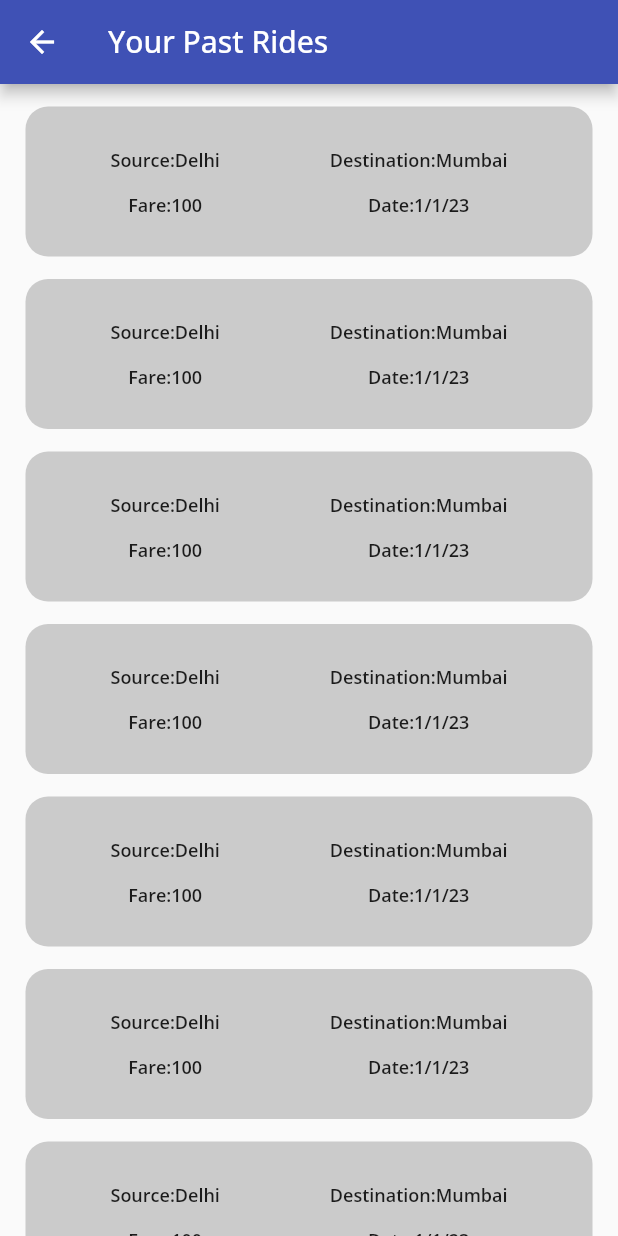
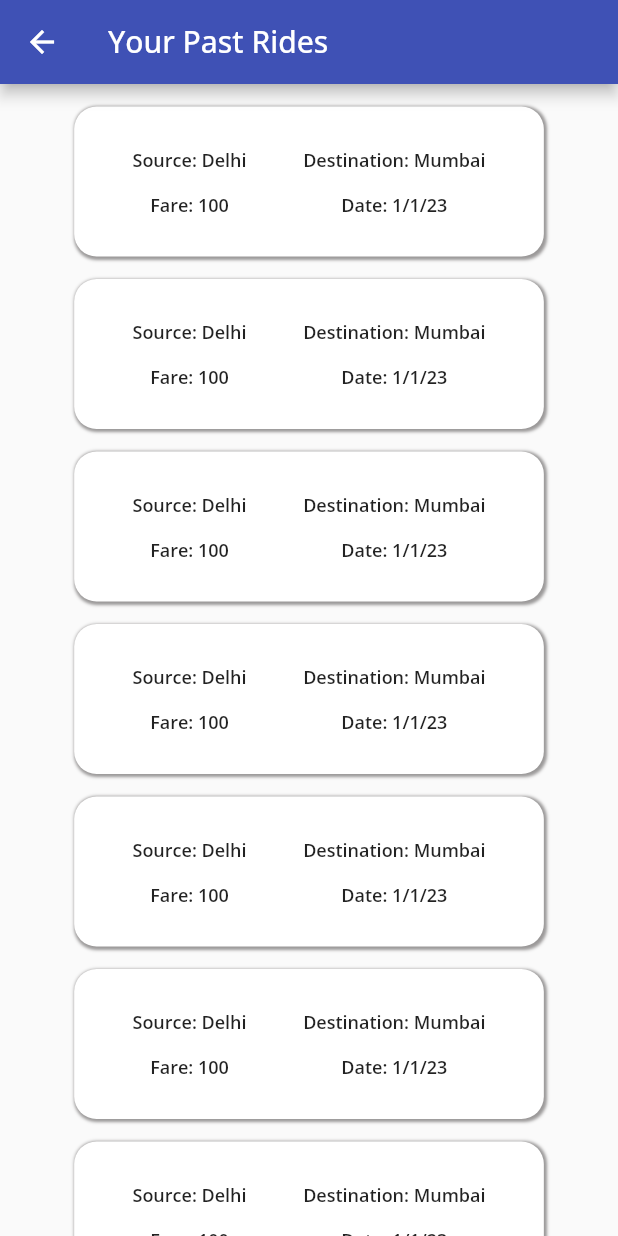
Before and after one commit to ashu3103/D-Ola-New, a Flutter app: the PastRides screen opened directly, on a phone screen of 412 x 824 dp. Run offline on Flutter 3.47's test engine with Material 2 defaults, Android fonts, the phone set to English and light mode, and no system bars; our stand-ins replace dio, firebase_auth, firebase_core, flutter_custom_clippers, flutter_dotenv, flutter_rating_bar and 4 more; missing offline and left inert: flutter_mapbox_navigation, mapbox_gl, web3dart; accounts and stored records are empty.

Commit message:
some fixes

```diff
--- a/lib/screens/pastRides.dart
+++ b/lib/screens/pastRides.dart
@@ -31,29 +31,40 @@ class _PastRidesState extends State<PastRides> {
               children: [
             for (var i = 0; i < 10; i++)
               Padding(
-                  padding: EdgeInsets.only(left:17,right:17,top:15),
+                  padding: EdgeInsets.only(left:MediaQuery.of(context).size.width*.12,right:MediaQuery.of(context).size.width*.12,top:15),
                   child: Container(
                       padding: EdgeInsets.all(20),
                       height: 100,
-                      decoration: BoxDecoration(
-                          color: Color.fromARGB(255, 203, 203, 203),
-                          borderRadius: BorderRadius.circular(15)),
+                         decoration: BoxDecoration(
+                        boxShadow: const [
+                           BoxShadow(
+                            color: Color.fromARGB(255, 154, 152, 152),
+                            offset: const Offset(
+                        1.0,
+                        1.0,
+                      ),
+                      blurRadius: 1.0,
+                      spreadRadius: 1.0,
+                          )
+                        ],
+                        color: Colors.white,
+                        borderRadius: BorderRadius.circular(15)),
                       child: Row(
                         mainAxisAlignment: MainAxisAlignment.spaceAround,
                         children: [
                           Column(
                             mainAxisAlignment: MainAxisAlignment.spaceAround,
                             children: [
-                              Text("Source:$source",style:TextStyle(fontSize: 12,fontWeight: FontWeight.w600)),
-                              Text("Fare:$fare",style:TextStyle(fontSize: 12,fontWeight: FontWeight.w600)),
+                              Text("Source: $source",style:TextStyle(fontSize: 12,fontWeight: FontWeight.w600)),
+                              Text("Fare: $fare",style:TextStyle(fontSize: 12,fontWeight: FontWeight.w600)),
                             ],
                           ),
 
                           Column(
                             mainAxisAlignment: MainAxisAlignment.spaceAround,
                             children: [
-                              Text("Destination:$destination",style:TextStyle(fontSize: 12,fontWeight: FontWeight.w600)),
-                              Text("Date:$date",style:TextStyle(fontSize: 12,fontWeight: FontWeight.w600)),
+                              Text("Destination: $destination",style:TextStyle(fontSize: 12,fontWeight: FontWeight.w600)),
+                              Text("Date: $date",style:TextStyle(fontSize: 12,fontWeight: FontWeight.w600)),
                             ],
                           ),
 
--- a/lib/services/functions.dart
+++ b/lib/services/functions.dart
@@ -98,8 +98,10 @@ Future<List> getRideStatus(String riderEmail, Web3Client ethClient) async {
   return result;
 }
 
-Future<List> getUserRides (String userEmail, Web3Client ethClient) async {
+Future<List> getUserRides(String userEmail, Web3Client ethClient) async {
+  print("LAst rides from backend");
   List<dynamic> result =  await ask('getUserRides', [userEmail], ethClient);
+
   print(result);
   return result;
 }
--- a/lib/utils/constants.dart
+++ b/lib/utils/constants.dart
@@ -1,2 +1,2 @@
 String infure_url = 'https://goerli.infura.io/v3/dc2f8acc580946fa88c0ea5354826057';
-String contractAddress = '0xa313b473ce41A2fE6fc898F2D997A094D23e3BdF';
+String contractAddress = '0xf9155c8B71e9f582F3deE822a75947aA6Ca55308';
```
Also changed, not shown: assets/abi.json (+2 -7 lines), lib/screens/home.dart (+11 -2 lines).
